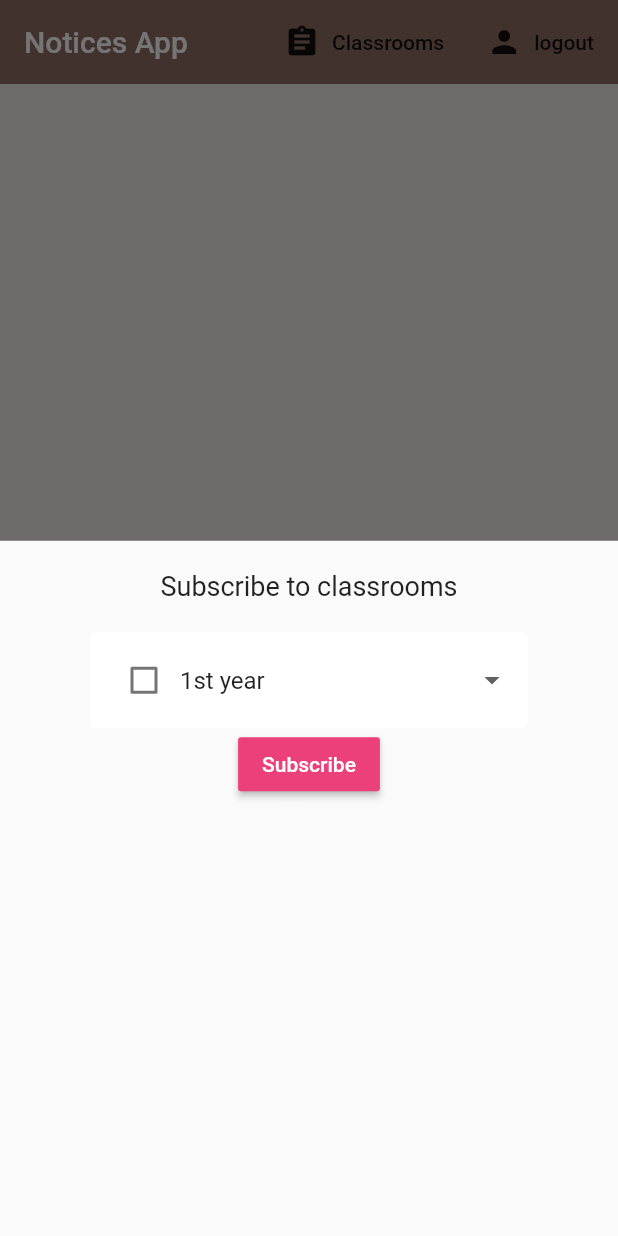
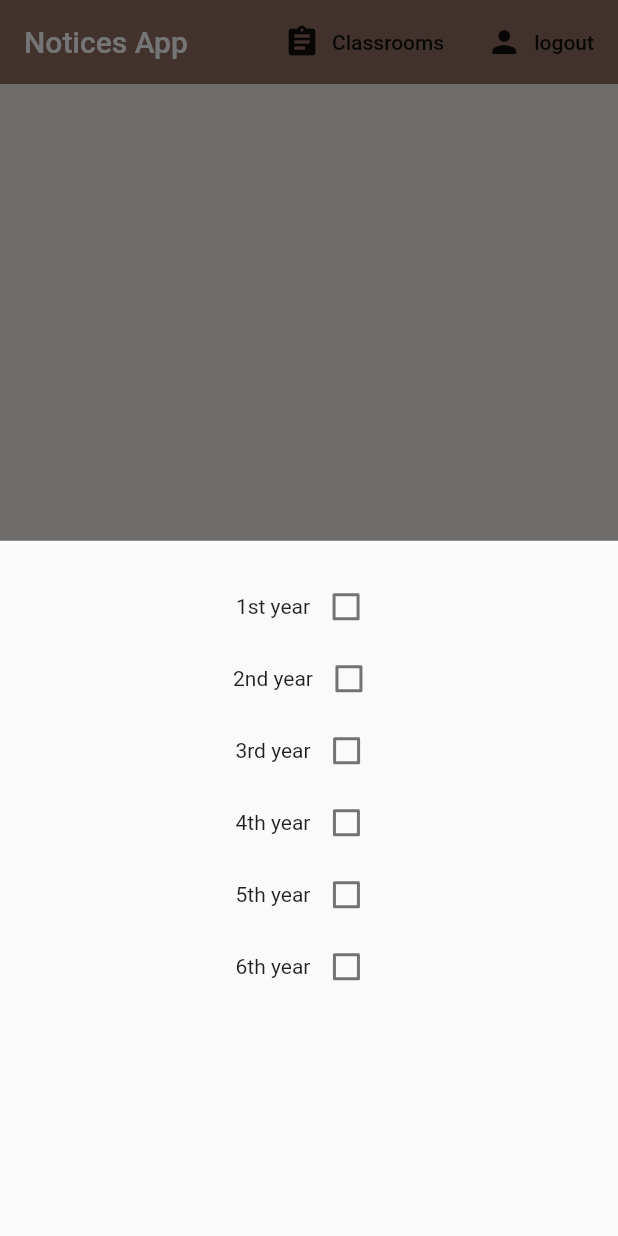
Before and after one commit to 15154/AM4L, a Flutter app: the screen it shows once a user with an empty profile is signed in, after a tap on "Classrooms", on a phone screen of 412 x 824 dp. Run offline on Flutter 3.47's test engine with Material 2 defaults, Android fonts, the phone set to English and light mode, and no system bars; our stand-ins replace cloud_firestore, firebase_auth, flutter_spinkit; accounts and stored records are empty.

Commit message:
checkboxes

```diff
--- a/am4l_15123_15154/lib/screens/home/classrooms_form.dart
+++ b/am4l_15123_15154/lib/screens/home/classrooms_form.dart
@@ -12,11 +12,55 @@ class _ClassroomsFormState extends State<ClassroomsForm> {
   final List<String> classrooms = ['1', '2', '3', '4', '5', '6'];
 
   // form values
-  //tring _currentName;
+  //String _currentName;
   //String _currentClassrooms;
 
-  bool _firstValue = false;
-  bool _secValue = false;
+  bool _1Val = false;
+  bool _2Val = false;
+  bool _3Val = false;
+  bool _4Val = false;
+  bool _5Val = false;
+  bool _6Val = false;
+
+  /// box widget
+  /// [title] is the name of the checkbox
+  /// [boolValue] is the boolean value of the checkbox
+  Widget checkbox(String title, bool boolValue) {
+    return Row(
+      mainAxisAlignment: MainAxisAlignment.center,
+      children: <Widget>[
+        Text(title),
+        Checkbox(
+          value: boolValue,
+          onChanged: (bool value) {
+            /// manage the state of each value
+            setState(() {
+              switch (title) {
+                case "1st year":
+                  _1Val = value;
+                  break;
+                case "2nd year":
+                  _2Val = value;
+                  break;
+                case "3rd year":
+                  _3Val = value;
+                  break;
+                case "4th year":
+                  _4Val = value;
+                  break;
+                case "5th year":
+                  _5Val = value;
+                  break;
+                case "6th year":
+                  _6Val = value;
+                  break;
+              }
+            });
+          },
+        )
+      ],
+    );
+  }
 
   @override
   Widget build(BuildContext context) {
@@ -24,108 +68,130 @@ class _ClassroomsFormState extends State<ClassroomsForm> {
       key: _formKey,
       child: Column(
         children: <Widget>[
-          Text(
-            'Subscribe to classrooms',
-            style: TextStyle(fontSize: 18.0),
-          ),
-          SizedBox(height: 20.0),
-          // dropdown
-          DropdownButtonFormField(
-            decoration: textInputDecoration,
-            //value: _currentClassrooms ?? '1',
-            items: [
-              DropdownMenuItem(
-                child: Row(
-                  children: <Widget>[
-                    Checkbox(
-                      onChanged: (bool value) {
-
-                      }, value: _firstValue,
-                    ),
-                    Text('1st year'),
-                  ],
-                ),
-              ),
-              DropdownMenuItem(
-                child: Row(
-                  children: <Widget>[
-                    Checkbox(
-                      onChanged: (bool value) {
-                      },
-                      value: _secValue,
-                    ),
-                    Text('2nd year'),
-                  ],
-                ),
-              ),
-              DropdownMenuItem(
-                child: Row(
-                  children: <Widget>[
-                    Checkbox(
-                      onChanged: (bool value) {
-                      },
-                      value: _secValue,
-                    ),
-                    Text('3rd year'),
-                  ],
-                ),
-              ),
-              DropdownMenuItem(
-                child: Row(
-                  children: <Widget>[
-                    Checkbox(
-                      onChanged: (bool value) {
-                      },
-                      value: _secValue,
-                    ),
-                    Text('4th year'),
-                  ],
-                ),
-              ),
-              DropdownMenuItem(
-                child: Row(
-                  children: <Widget>[
-                    Checkbox(
-                      onChanged: (bool value) {
-                      },
-                      value: _secValue,
-                    ),
-                    Text('5th year'),
-                  ],
-                ),
-              ),
-              DropdownMenuItem(
-                child: Row(
-                  children: <Widget>[
-                    Checkbox(
-                      onChanged: (bool value) {
-                      },
-                      value: _secValue,
-                    ),
-                    Text('6th year'),
-                  ],
-                ),
-              ),
+          Column(
+            mainAxisAlignment: MainAxisAlignment.center,
+            children: <Widget>[
+              checkbox("1st year", _1Val),
+              checkbox("2nd year", _2Val),
+              checkbox("3rd year", _3Val),
+              checkbox("4th year", _4Val),
+              checkbox("5th year", _5Val),
+              checkbox("6th year", _6Val),
             ],
-            onChanged: (value) {
-            },
-            hint: Text('Select a '),
-          ),
-          RaisedButton(
-            color: Colors.pink[400],
-            child: Text(
-              'Subscribe',
-              style: TextStyle(color: Colors.white),
-            ),
-            onPressed: () async {
-              print(_firstValue);
-              print(_secValue);
-            },
           ),
         ],
       ),
     );
   }
+
+  // @override
+  // Widget build(BuildContext context) {
+  //   return Form(
+  //     key: _formKey,
+  //     child: Column(
+  //       children: <Widget>[
+  //         Text(
+  //           'Subscribe to classrooms',
+  //           style: TextStyle(fontSize: 18.0),
+  //         ),
+  //         SizedBox(height: 20.0),
+  //         // dropdown
+  //         DropdownButtonFormField(
+  //           decoration: textInputDecoration,
+  //           //value: _currentClassrooms ?? '1',
+  //           items: [
+  //             DropdownMenuItem(
+  //               child: Row(
+  //                 children: <Widget>[
+  //                   Checkbox(
+  //                     onChanged: (bool value) {
+
+  //                     }, value: _firstValue,
+  //                   ),
+  //                   Text('1st year'),
+  //                 ],
+  //               ),
+  //             ),
+  //             DropdownMenuItem(
+  //               child: Row(
+  //                 children: <Widget>[
+  //                   Checkbox(
+  //                     onChanged: (bool value) {
+  //                     },
+  //                     value: _secValue,
+  //                   ),
+  //                   Text('2nd year'),
+  //                 ],
+  //               ),
+  //             ),
+  //             DropdownMenuItem(
+  //               child: Row(
+  //                 children: <Widget>[
+  //                   Checkbox(
+  //                     onChanged: (bool value) {
+  //                     },
+  //                     value: _secValue,
+  //                   ),
+  //                   Text('3rd year'),
+  //                 ],
+  //               ),
+  //             ),
+  //             DropdownMenuItem(
+  //               child: Row(
+  //                 children: <Widget>[
+  //                   Checkbox(
+  //                     onChanged: (bool value) {
+  //                     },
+  //                     value: _secValue,
+  //                   ),
+  //                   Text('4th year'),
+  //                 ],
+  //               ),
+  //             ),
+  //             DropdownMenuItem(
+  //               child: Row(
+  //                 children: <Widget>[
+  //                   Checkbox(
+  //                     onChanged: (bool value) {
+  //                     },
+  //                     value: _secValue,
+  //                   ),
+  //                   Text('5th year'),
+  //                 ],
+  //               ),
+  //             ),
+  //             DropdownMenuItem(
+  //               child: Row(
+  //                 children: <Widget>[
+  //                   Checkbox(
+  //                     onChanged: (bool value) {
+  //                     },
+  //                     value: _secValue,
+  //                   ),
+  //                   Text('6th year'),
+  //                 ],
+  //               ),
+  //             ),
+  //           ],
+  //           onChanged: (value) {
+  //           },
+  //           hint: Text('Select a '),
+  //         ),
+  //         RaisedButton(
+  //           color: Colors.pink[400],
+  //           child: Text(
+  //             'Subscribe',
+  //             style: TextStyle(color: Colors.white),
+  //           ),
+  //           onPressed: () async {
+  //             print(_firstValue);
+  //             print(_secValue);
+  //           },
+  //         ),
+  //       ],
+  //     ),
+  //   );
+  // }
 
   // @override
   // Widget build(BuildContext context) {
--- a/am4l_15123_15154/lib/services/database.dart
+++ b/am4l_15123_15154/lib/services/database.dart
@@ -26,7 +26,7 @@ class DatabaseService {
     }).toList();
   }
 
-  // get noties strem
+  // get notices stre m
   Stream<List<Notice>> get notices {
     return noticeCollection.snapshots()
       .map(_noticeListFromSnapshot);
```
